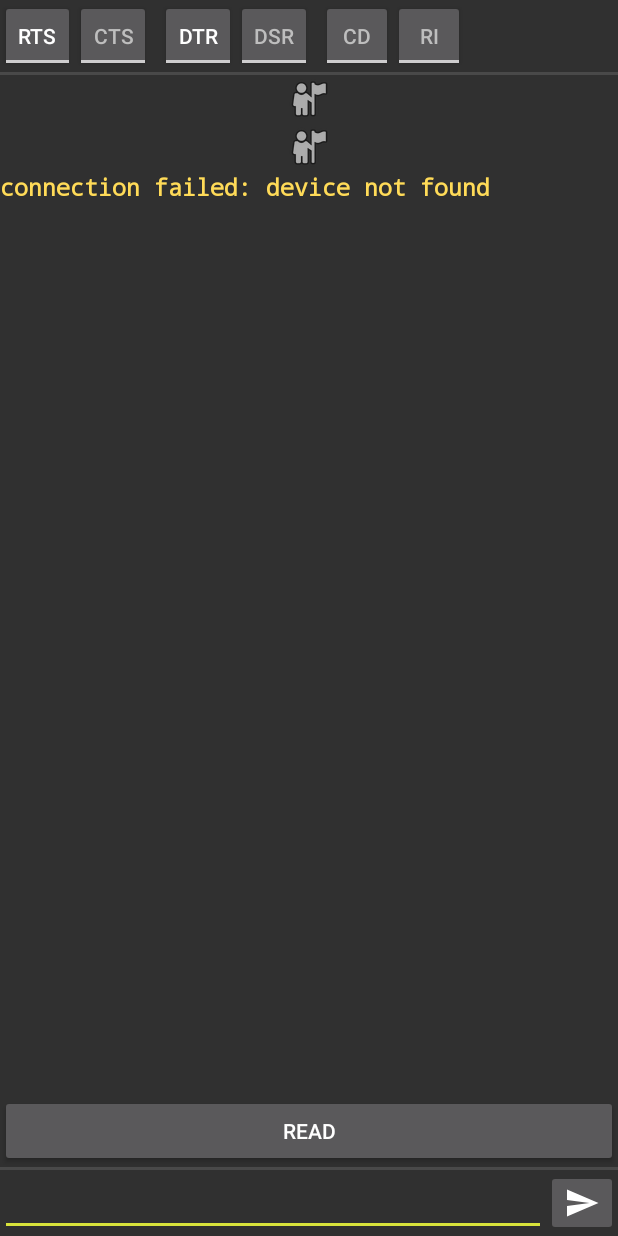
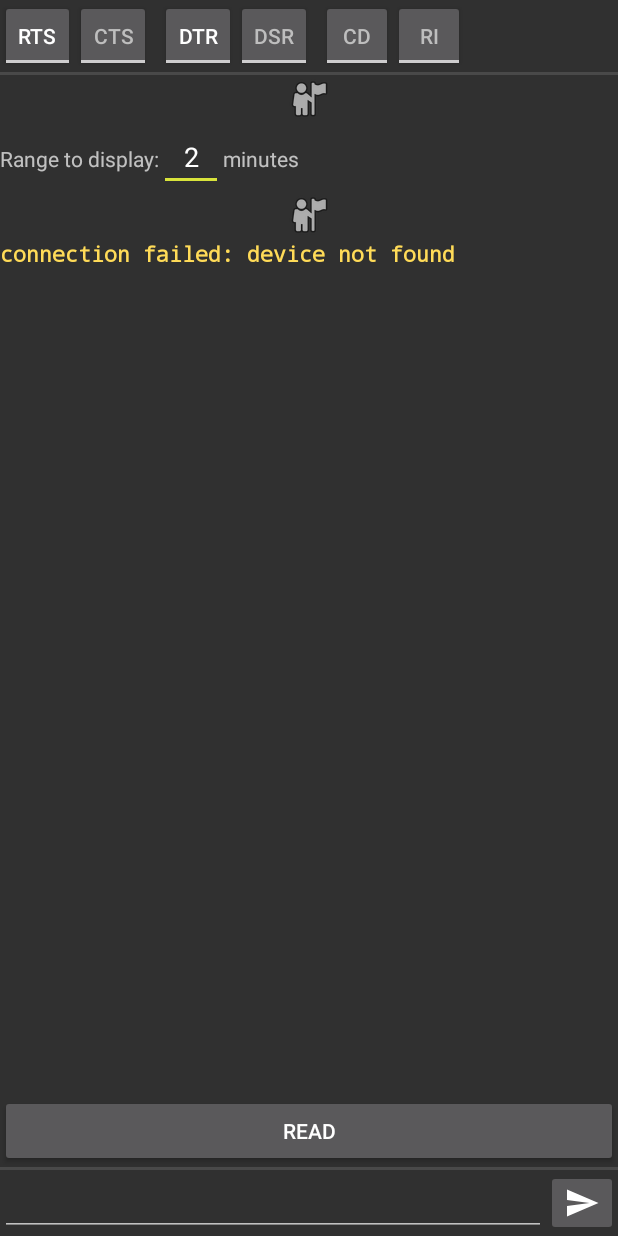
Before and after one commit to Arman-Kussainov/Neutron_counter, an Android app: the fragment TerminalFragment shown on its own in the app's theme, on a phone screen of 412 x 824 dp. Run offline under Robolectric (Android 15) with nearby library versions, the phone set to English and light mode, and no system bars; 4 statements that could not run were skipped.

Commit message:
30.08.2022 Added a button to change the time range displayed in count time plot

```diff
--- a/usbSerialExamples/src/main/res/layout/fragment_terminal.xml
+++ b/usbSerialExamples/src/main/res/layout/fragment_terminal.xml
@@ -75,6 +75,7 @@
             android:textOff="RI"
             android:textOn="RI" />
 
+
     </LinearLayout>
 
     <View
@@ -87,6 +88,38 @@
         android:layout_width="match_parent"
         android:layout_height="wrap_content"
         app:srcCompat="@android:drawable/ic_menu_myplaces" />
+
+    <LinearLayout
+        android:layout_width="wrap_content"
+        android:layout_height="wrap_content"
+        android:gravity="center_horizontal"
+        android:orientation="horizontal">
+
+        <TextView
+            android:id="@+id/RangeToDisplay"
+            android:layout_width="wrap_content"
+            android:layout_height="wrap_content"
+            android:layout_weight="0"
+            android:text="Range to display:" />
+
+        <EditText
+            android:id="@+id/DisplayedRangeInMinutes"
+            android:layout_width="wrap_content"
+            android:layout_height="wrap_content"
+            android:layout_weight="0"
+            android:ems="2"
+            android:gravity="center_horizontal"
+            android:inputType="number" />
+
+        <TextView
+            android:id="@+id/Minutes"
+            android:layout_width="wrap_content"
+            android:layout_height="wrap_content"
+            android:layout_weight="0"
+            android:text="minutes" />
+
+
+    </LinearLayout>
 
     <ImageView
         android:id="@+id/time_graph"
@@ -103,7 +136,7 @@
         android:gravity="top"
         android:scrollbars="vertical"
         android:textAppearance="@style/TextAppearance.AppCompat.Medium"
-        android:textSize="15sp"
+        android:textSize="14sp"
         android:textStyle="bold"
         android:typeface="monospace"
         app:autoSizeTextType="none" />
--- a/usbSerialExamples/src/main/res/values/strings.xml
+++ b/usbSerialExamples/src/main/res/values/strings.xml
@@ -1,6 +1,6 @@
 <?xml version="1.0" encoding="utf-8"?>
 <resources>
-    <string name="app_title">USB Serial For Android Example</string>
-    <string name="app_name">USB Serial Example</string>
+    <string name="app_title">Neutron events counter application</string>
+    <string name="app_name">Neutron events counter</string>
     <string name="devices">USB Devices</string>
 </resources>
```
Also changed, not shown: usbSerialExamples/src/main/java/com/hoho/android/usbserial/examples/TerminalFragment.java (+74 -55 lines).
